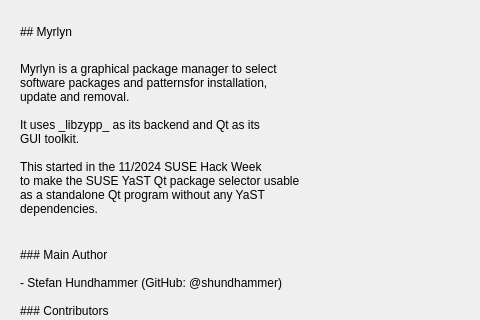
shundhammer/yqpkg, file src/about-dialog.ui: the form before one commit; both pictures show x 0 to 480 and y 0 to 320 of the 731 by 506 pixel window.
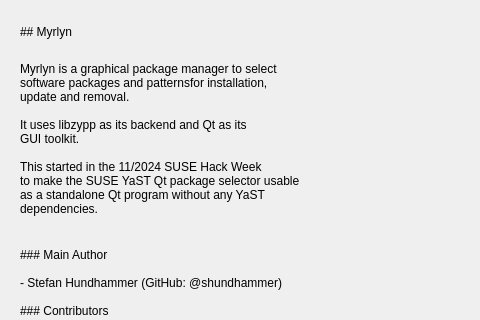
The form after the commit. Icons and pictures are not drawn.

Diff of the .ui file:
```diff
--- a/src/about-dialog.ui
+++ b/src/about-dialog.ui
@@ -66,7 +66,7 @@
 software packages and patternsfor installation, 
 update and removal.
 
-It uses _libzypp_ as its backend and Qt as its
+It uses libzypp as its backend and Qt as its
 GUI toolkit.
 
 This started in the 11/2024 SUSE Hack Week
```
